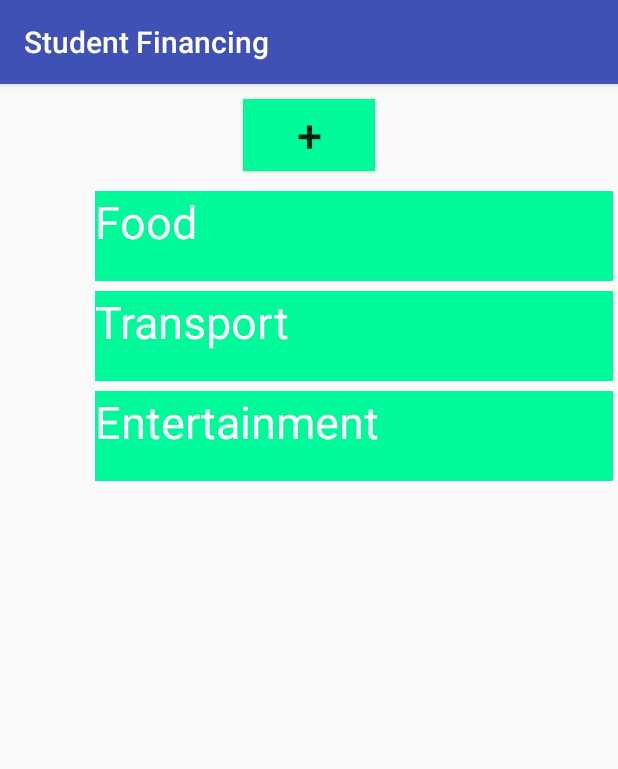
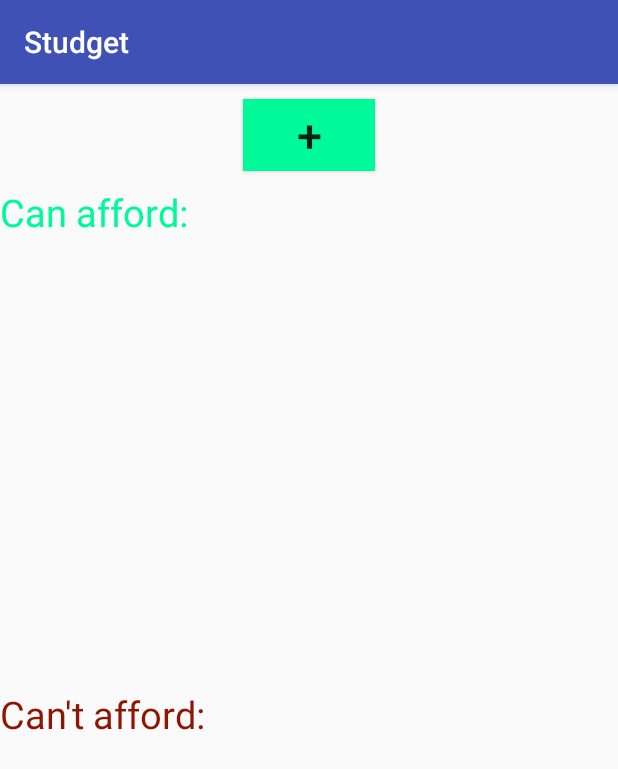
Before and after one commit to Ligh7bringer/StudentFinancing, an Android app: the screen it shows after launch (MainActivity), on a phone screen of 412 x 824 dp. Shown: the top 769 px of the screen. Run offline under Robolectric (Android 15) with nearby library versions, the phone set to English and light mode, and no system bars.

Commit message:
added some features

```diff
--- a/app/src/main/java/com/example/velmurugan/draganddroplistviewandroid/MainActivity.java
+++ b/app/src/main/java/com/example/velmurugan/draganddroplistviewandroid/MainActivity.java
@@ -1,42 +1,53 @@
 package com.example.velmurugan.draganddroplistviewandroid;
 
 import android.app.AlertDialog;
-import android.app.ListActivity;
 import android.content.DialogInterface;
+import android.support.annotation.NonNull;
 import android.support.v7.app.AppCompatActivity;
 import android.os.Bundle;
 import android.text.InputType;
 import android.view.LayoutInflater;
 import android.view.View;
 import android.view.ViewGroup;
-import android.view.Window;
 import android.widget.AdapterView;
 import android.widget.ArrayAdapter;
 import android.widget.Button;
 import android.widget.EditText;
 import android.widget.LinearLayout;
 import android.widget.TextView;
+import android.widget.Toast;
 
 import java.util.ArrayList;
 import java.util.Arrays;
 
 public class MainActivity extends AppCompatActivity {
 
-    String[] head_list = {"Food", "Transport", "Entertainment"};
-    ArrayList items = new ArrayList();
-    private ListAdapter adapter=null;
+    String[] head_list = {};
+    String[] list_bad = {};
+
+    private ListAdapter adapter=null, adapterBad = null;
     private ArrayList<String> array=new ArrayList<String>(Arrays.asList(head_list));
+    private ArrayList<String> arrayBad=new ArrayList<String>(Arrays.asList(list_bad));
+    private ArrayList<String> currentList;
+
 
     Button btnAdd;
     private String input_text;
+    private float budget = 100;
+    private String lastCost;
 
     @Override
     protected void onCreate(Bundle savedInstanceState) {
         super.onCreate(savedInstanceState);
         setContentView(R.layout.activity_main);
-        TouchListView tlv=(TouchListView) findViewById(R.id.touch_listview);
-        adapter=new ListAdapter();
+
+        TouchListView tlv = findViewById(R.id.touch_listview);
+        adapter=new ListAdapter(array);
         tlv.setAdapter(adapter);
+
+        TouchListView tlvBad = findViewById(R.id.touch_listview_bad);
+        adapterBad = new ListAdapter(arrayBad);
+        tlvBad.setAdapter(adapterBad);
 
         tlv.setDropListener(onDrop);
         tlv.setOnItemClickListener(new AdapterView.OnItemClickListener()
@@ -44,24 +55,52 @@ public class MainActivity extends AppCompatActivity {
             @Override
             public void onItemClick(AdapterView<?> arg0, View arg1, int position,
                                    long arg3) {
+
             }
         });
+
+
+        tlvBad.setDropListener(onDrop2);
 
         btnAdd = findViewById(R.id.btnPlus);
         btnAdd.setOnClickListener(new View.OnClickListener() {
             @Override
             public void onClick(View view) {
-                AlertDialog.Builder builder = new AlertDialog.Builder(MainActivity.this);
-                builder.setTitle("Enter new category: ");
+                LinearLayout layout = new LinearLayout(MainActivity.this);
+                layout.setOrientation(LinearLayout.HORIZONTAL);
+
+                final AlertDialog.Builder builder = new AlertDialog.Builder(MainActivity.this);
+                builder.setTitle("Add new category");
+
                 final EditText input = new EditText(MainActivity.this);
                 input.setInputType(InputType.TYPE_CLASS_TEXT);
-                builder.setView(input);
+                input.setHint("Name");
+
+                layout.addView(input);
+
+                final EditText price = new EditText(MainActivity.this);
+                price.setHint("Price");
+                layout.addView(price);
+
+                builder.setView(layout);
 
                 builder.setPositiveButton("OK", new DialogInterface.OnClickListener() {
                     @Override
                     public void onClick(DialogInterface dialogInterface, int i) {
                         input_text = input.getText().toString();
-                        adapter.insert(input_text, head_list.length);
+                        String costStr = price.getText().toString();
+                        float cost = Integer.valueOf(costStr);
+                        lastCost = costStr;
+
+                        if(cost > budget) {
+                            arrayBad.add(input_text);
+                            currentList = arrayBad;
+                        } else {
+                            array.add(input_text);
+                            currentList = array;
+                            budget -= cost;
+                            Toast.makeText(getBaseContext(),"Remaining budget: " + budget, Toast.LENGTH_LONG).show();
+                        }
                     }
                 });
 
@@ -77,7 +116,7 @@ public class MainActivity extends AppCompatActivity {
         });
     }
 
-    private TouchListView.DropListener onDrop=new TouchListView.DropListener() {
+    private TouchListView.DropListener onDrop = new TouchListView.DropListener() {
         @Override
         public void drop(int from, int to) {
             String item=adapter.getItem(from);
@@ -86,10 +125,22 @@ public class MainActivity extends AppCompatActivity {
         }
     };
 
+    private TouchListView.DropListener onDrop2 = new TouchListView.DropListener() {
+        @Override
+        public void drop(int from, int to) {
+            String item=adapterBad.getItem(from);
+            adapterBad.remove(item);
+            adapterBad.insert(item, to);
+        }
+    };
+
     class ListAdapter extends ArrayAdapter<String> {
-        ListAdapter() {
-            super(MainActivity.this, R.layout.adapter_layout, array);
+
+        ListAdapter(ArrayList<String> itemList) {
+            super(MainActivity.this, R.layout.adapter_layout, itemList);
         }
+
+        @NonNull
         public View getView(int position, View convertView,
                             ViewGroup parent) {
             View row=convertView;
@@ -97,8 +148,13 @@ public class MainActivity extends AppCompatActivity {
                 LayoutInflater inflater=getLayoutInflater();
                 row=inflater.inflate(R.layout.adapter_layout, parent, false);
             }
-            TextView label=(TextView)row.findViewById(R.id.label);
-            label.setText(array.get(position));
+            TextView label = row.findViewById(R.id.label);
+
+            label.setText(currentList.get(position));
+
+            TextView labelCost = row.findViewById(R.id.label_cost);
+            labelCost.setText(lastCost);
+
             return(row);
         }
     }
--- a/app/src/main/java/com/example/velmurugan/draganddroplistviewandroid/TouchListView.java
+++ b/app/src/main/java/com/example/velmurugan/draganddroplistviewandroid/TouchListView.java
@@ -90,8 +90,6 @@ public class TouchListView extends ListView {
 
             a.recycle();
         }
-
-
 
     }
 
--- a/app/src/main/res/layout/activity_main.xml
+++ b/app/src/main/res/layout/activity_main.xml
@@ -16,15 +16,42 @@
         android:layout_marginBottom="10dp"
         android:id="@+id/btnPlus"/>
 
+    <TextView
+        android:layout_width="match_parent"
+        android:layout_height="wrap_content"
+        android:text="Can afford: "
+        android:textColor="@color/green"
+        android:textSize="25sp"/>
+
     <com.example.velmurugan.draganddroplistviewandroid.TouchListView
         android:id="@+id/touch_listview"
         xmlns:android="http://schemas.android.com/apk/res/android"
         xmlns:tlv="http://schemas.android.com/apk/res-auto"
-        android:layout_height="match_parent"
+        android:layout_height="300dp"
         android:layout_width="match_parent"
         android:drawSelectorOnTop="false"
         tlv:normal_height="64dp"
         tlv:expanded_height="128dp"
         tlv:grabber="@+id/icon"
         tlv:remove_mode="slideRight" />
-</LinearLayout>
+
+    <TextView
+        android:layout_width="match_parent"
+        android:layout_height="wrap_content"
+        android:text="Can't afford: "
+        android:textColor="@color/red"
+        android:textSize="25sp"/>
+
+    <com.example.velmurugan.draganddroplistviewandroid.TouchListView
+        android:id="@+id/touch_listview_bad"
+        xmlns:android="http://schemas.android.com/apk/res/android"
+        xmlns:tlv="http://schemas.android.com/apk/res-auto"
+        android:layout_height="300dp"
+        android:layout_width="match_parent"
+        android:drawSelectorOnTop="false"
+        tlv:normal_height="64dp"
+        tlv:expanded_height="128dp"
+        tlv:grabber="@+id/icon"
+        tlv:remove_mode="slideRight" />
+
+ </LinearLayout>
--- a/app/src/main/res/values/colors.xml
+++ b/app/src/main/res/values/colors.xml
@@ -5,4 +5,5 @@
     <color name="colorAccent">#FF4081</color>
     <color name="green">#00FA9A</color>
     <color name="white">#ffffff</color>
+    <color name="red">#8E1600</color>
 </resources>
--- a/app/src/main/res/values/strings.xml
+++ b/app/src/main/res/values/strings.xml
@@ -1,5 +1,3 @@
 <resources>
-    <string name="app_name">Student Financing</string>
-
-
+    <string name="app_name">Studget</string>
 </resources>
--- a/build.gradle
+++ b/build.gradle
@@ -7,7 +7,7 @@ buildscript {
         jcenter()
     }
     dependencies {
-        classpath 'com.android.tools.build:gradle:3.0.1'
+        classpath 'com.android.tools.build:gradle:3.1.4'
 
 
         // NOTE: Do not place your application dependencies here; they belong
```
Also changed, not shown: app/src/main/res/layout/adapter_layout.xml (+13 -0 lines), app/src/main/res/drawable/arrows.png (added), gradle/wrapper/gradle-wrapper.properties.
